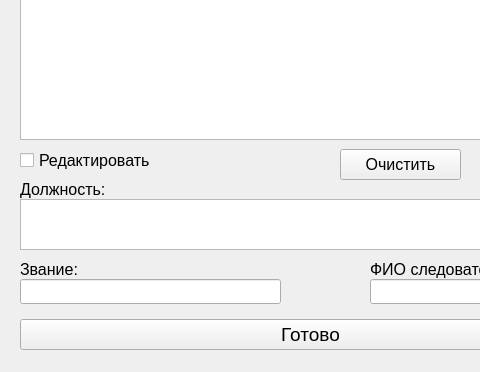
Above: req.ui from PanyukovNN/Req-Qt before the change; both pictures show x 0 to 480 and y 471 to 843 of the 622 by 843 pixel window. Below: the same form after it.
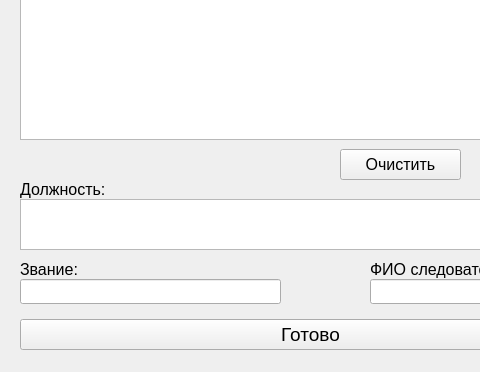
That is the form after the change.

What changed in the file:
```diff
--- a/req.ui
+++ b/req.ui
@@ -391,24 +391,6 @@
      <string>Добавить</string>
     </property>
    </widget>
-   <widget class="QCheckBox" name="redCheckBox">
-    <property name="geometry">
-     <rect>
-      <x>20</x>
-      <y>620</y>
-      <width>181</width>
-      <height>23</height>
-     </rect>
-    </property>
-    <property name="font">
-     <font>
-      <pointsize>12</pointsize>
-     </font>
-    </property>
-    <property name="text">
-     <string>Редактировать</string>
-    </property>
-   </widget>
    <widget class="QPushButton" name="delPersonButton">
     <property name="geometry">
      <rect>
```
